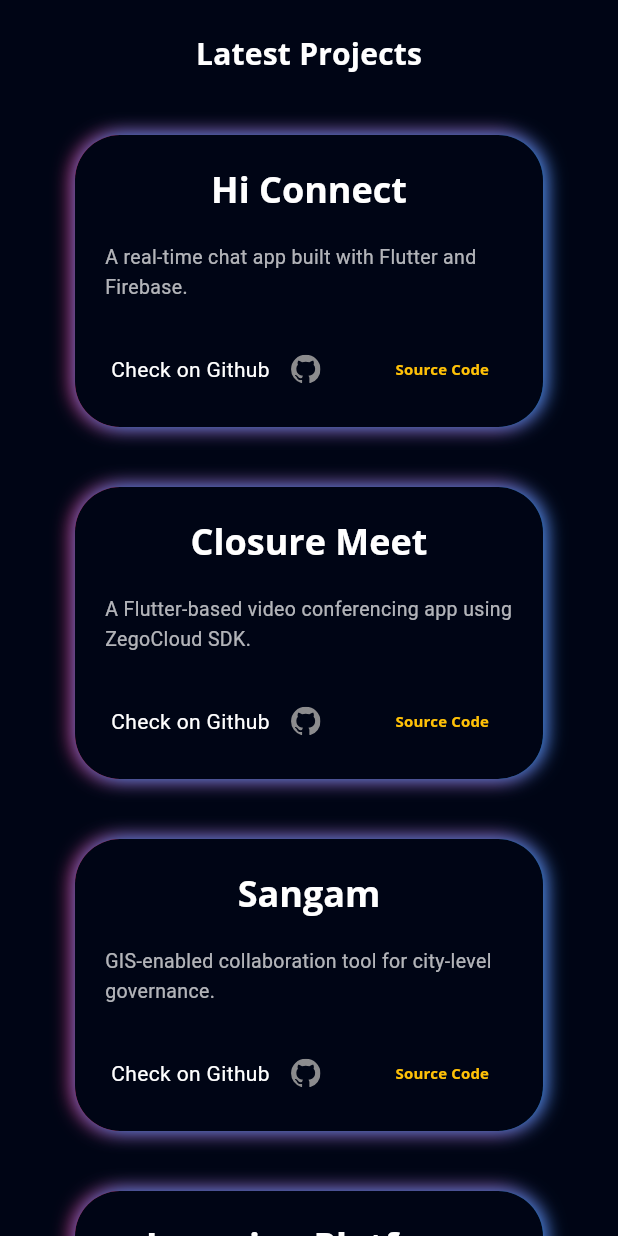
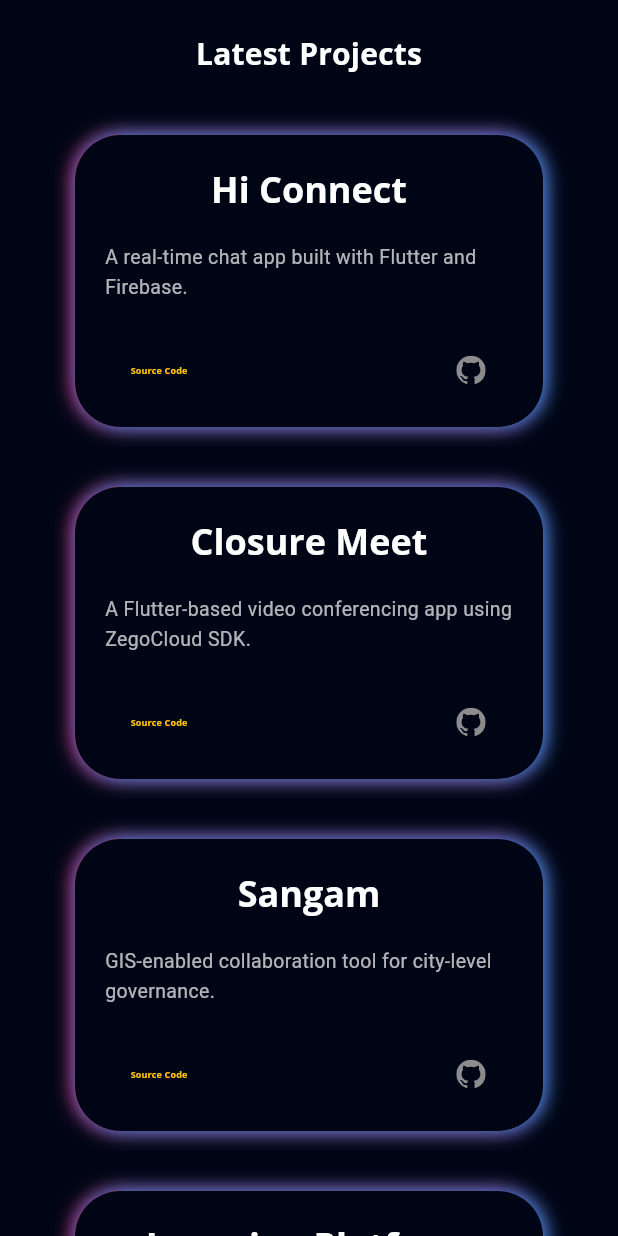
Before and after one commit to Brijesh-gangwar/portfolio, a Flutter app: the ProjectsView screen opened directly, after a tap on "Source Code", on a phone screen of 412 x 824 dp. Run offline on Flutter 3.47's test engine with Material 3 defaults, Android fonts, the light colour scheme and no system bars; our stand-ins replace flutter_svg, font_awesome_flutter, get, google_fonts, photo_view.

Commit message:
project item fix

```diff
--- a/lib/view/projects/components/project_deatail.dart
+++ b/lib/view/projects/components/project_deatail.dart
@@ -1,6 +1,42 @@
+// // import 'package:flutter/material.dart';
+// // import 'package:brijesh_portfolio/view/projects/components/project_link.dart';
+
+// // import '../../../model/project_model.dart';
+// // import '../../../res/constants.dart';
+// // import '../../../view model/responsive.dart';
+
+// // class ProjectDetail extends StatelessWidget {
+// //   final int index;
+// //   const ProjectDetail({super.key, required this.index});
+// //   @override
+// //   Widget build(BuildContext context) {
+// //     var size=MediaQuery.sizeOf(context);
+// //     return Column(
+// //       crossAxisAlignment: CrossAxisAlignment.start,
+// //       children: [
+// //         Align(alignment: Alignment.topCenter,child: Text(
+// //           projectList[index].name,
+// //           style: Theme.of(context)
+// //               .textTheme
+// //               .headlineSmall!
+// //               .copyWith(
+// //               color: Colors.white,
+// //               fontWeight: FontWeight.bold),
+// //           maxLines: 1,
+// //           overflow: TextOverflow.ellipsis,
+// //         ),),
+// //         Responsive.isMobile(context) ?  const SizedBox(height: defaultPadding/2,) : const SizedBox(height: defaultPadding,),
+// //         Text(projectList[index].description,style: const TextStyle(color: Colors.grey,height: 1.5),maxLines: size.width>700 && size.width< 750 ? 3:  size.width<470  ? 2  : size.width>600 && size.width<700 ?     6:  size.width>900 && size.width <1060 ? 6: 4 ,overflow: TextOverflow.ellipsis,),
+// //         const Spacer(),
+// //         ProjectLinks(index: index,),
+// //         const SizedBox(height: defaultPadding/2,),
+// //       ],
+// //     );
+// //   }
+// // }
+// //
 // import 'package:flutter/material.dart';
 // import 'package:brijesh_portfolio/view/projects/components/project_link.dart';
-
 // import '../../../model/project_model.dart';
 // import '../../../res/constants.dart';
 // import '../../../view model/responsive.dart';
@@ -8,33 +44,90 @@
 // class ProjectDetail extends StatelessWidget {
 //   final int index;
 //   const ProjectDetail({super.key, required this.index});
+
 //   @override
 //   Widget build(BuildContext context) {
-//     var size=MediaQuery.sizeOf(context);
-//     return Column(
-//       crossAxisAlignment: CrossAxisAlignment.start,
-//       children: [
-//         Align(alignment: Alignment.topCenter,child: Text(
-//           projectList[index].name,
-//           style: Theme.of(context)
-//               .textTheme
-//               .headlineSmall!
-//               .copyWith(
-//               color: Colors.white,
-//               fontWeight: FontWeight.bold),
-//           maxLines: 1,
-//           overflow: TextOverflow.ellipsis,
-//         ),),
-//         Responsive.isMobile(context) ?  const SizedBox(height: defaultPadding/2,) : const SizedBox(height: defaultPadding,),
-//         Text(projectList[index].description,style: const TextStyle(color: Colors.grey,height: 1.5),maxLines: size.width>700 && size.width< 750 ? 3:  size.width<470  ? 2  : size.width>600 && size.width<700 ?     6:  size.width>900 && size.width <1060 ? 6: 4 ,overflow: TextOverflow.ellipsis,),
-//         const Spacer(),
-//         ProjectLinks(index: index,),
-//         const SizedBox(height: defaultPadding/2,),
-//       ],
+//     final project = projectList[index];
+//     final isMobile = Responsive.isMobile(context);
+
+//     return Padding(
+//       padding: const EdgeInsets.all(defaultPadding / 2),
+//       child: Column(
+//         crossAxisAlignment: CrossAxisAlignment.start,
+//         children: [
+//           Center(
+//             child: Text(
+//               project.name,
+//               style: Theme.of(context).textTheme.headlineSmall!.copyWith(
+//                     color: Colors.white,
+//                     fontWeight: FontWeight.bold,
+//                   ),
+//               maxLines: 1,
+//               overflow: TextOverflow.ellipsis,
+//               textAlign: TextAlign.center,
+//             ),
+//           ),
+
+//           const SizedBox(height: defaultPadding),
+
+//           Text(
+//             project.description,
+//             style: TextStyle(
+//               color: Colors.white70,
+//               fontSize: isMobile ? 13 : 14,
+//               height: 1.5,
+//             ),
+//             maxLines: 3,
+//             overflow: TextOverflow.ellipsis,
+//           ),
+
+//           const SizedBox(height: defaultPadding / 2),
+
+
+//           Expanded(
+//             child: SingleChildScrollView(
+//               child: Column(
+//                 crossAxisAlignment: CrossAxisAlignment.start,
+//                 children: project.bulletPoints.map((point) {
+//                   return Padding(
+//                     padding: const EdgeInsets.only(bottom: 6),
+//                     child: Row(
+//                       crossAxisAlignment: CrossAxisAlignment.start,
+//                       children: [
+//                         const Text(
+//                           '• ',
+//                           style: TextStyle(
+//                               color: Colors.tealAccent, fontSize: 14),
+//                         ),
+//                         Expanded(
+//                           child: Text(
+//                             point,
+//                             style: const TextStyle(
+//                               color: Colors.white60,
+//                               fontSize: 13.5,
+//                               height: 1.4,
+//                             ),
+//                           ),
+//                         ),
+//                       ],
+//                     ),
+//                   );
+//                 }).toList(),
+//               ),
+//             ),
+//           ),
+
+//           const SizedBox(height: defaultPadding / 2),
+
+//           ProjectLinks(index: index),
+//         ],
+//       ),
 //     );
 //   }
 // }
-//
+
+
+
 import 'package:flutter/material.dart';
 import 'package:brijesh_portfolio/view/projects/components/project_link.dart';
 import '../../../model/project_model.dart';
@@ -70,6 +163,12 @@ class ProjectDetail extends StatelessWidget {
 
           const SizedBox(height: defaultPadding),
 
+
+          Expanded(
+            child: SingleChildScrollView(
+              child: Column(
+                crossAxisAlignment: CrossAxisAlignment.start,
+                children: [
                   Text(
                     project.description,
                     style: TextStyle(
@@ -77,19 +176,11 @@ class ProjectDetail extends StatelessWidget {
                       fontSize: isMobile ? 13 : 14,
                       height: 1.5,
                     ),
-            maxLines: 3,
-            overflow: TextOverflow.ellipsis,
                   ),
 
                   const SizedBox(height: defaultPadding / 2),
 
-          // ✅ Scrollable area using SingleChildScrollView instead of ListView + Scrollbar
-          Expanded(
-            child: SingleChildScrollView(
-              child: Column(
-                crossAxisAlignment: CrossAxisAlignment.start,
-                children: project.bulletPoints.map((point) {
-                  return Padding(
+                  ...project.bulletPoints.map((point) => Padding(
                         padding: const EdgeInsets.only(bottom: 6),
                         child: Row(
                           crossAxisAlignment: CrossAxisAlignment.start,
@@ -111,8 +202,8 @@ class ProjectDetail extends StatelessWidget {
                             ),
                           ],
                         ),
-                  );
-                }).toList(),
+                      )),
+                ],
               ),
             ),
           ),
--- a/lib/view/projects/components/project_link.dart
+++ b/lib/view/projects/components/project_link.dart
@@ -9,6 +9,28 @@ class ProjectLinks extends StatelessWidget {
   const ProjectLinks({super.key, required this.index});
   @override
   Widget build(BuildContext context) {
+
+    final size = MediaQuery.of(context).size;
+
+    if(size.width < 500) {
+return Padding(
+      padding: const EdgeInsets.only(bottom: 4,right :4, left: 4),
+      child: Row(
+        children: [
+          TextButton(
+            onPressed: () {
+              launchUrl(Uri.parse(projectList[index].link));
+            },
+            child: const Text('Source Code',overflow: TextOverflow.ellipsis,style: TextStyle(color: Colors.amber,fontWeight: FontWeight.bold,fontSize: 6),),
+          ),
+          const Spacer(),
+          IconButton(onPressed: () {launchUrl(Uri.parse(projectList[index].link));}, icon: SvgPicture.asset('assets/icons/github.svg'),iconSize: 10,),
+        ],
+      ),
+    );
+    }
+
+
     return Padding(
       padding: const EdgeInsets.only(bottom: 10,right :4, left: 4),
       child: Row(
```
Also changed, not shown: 3 other files. Lines whose indentation alone changed are shown as unchanged.
